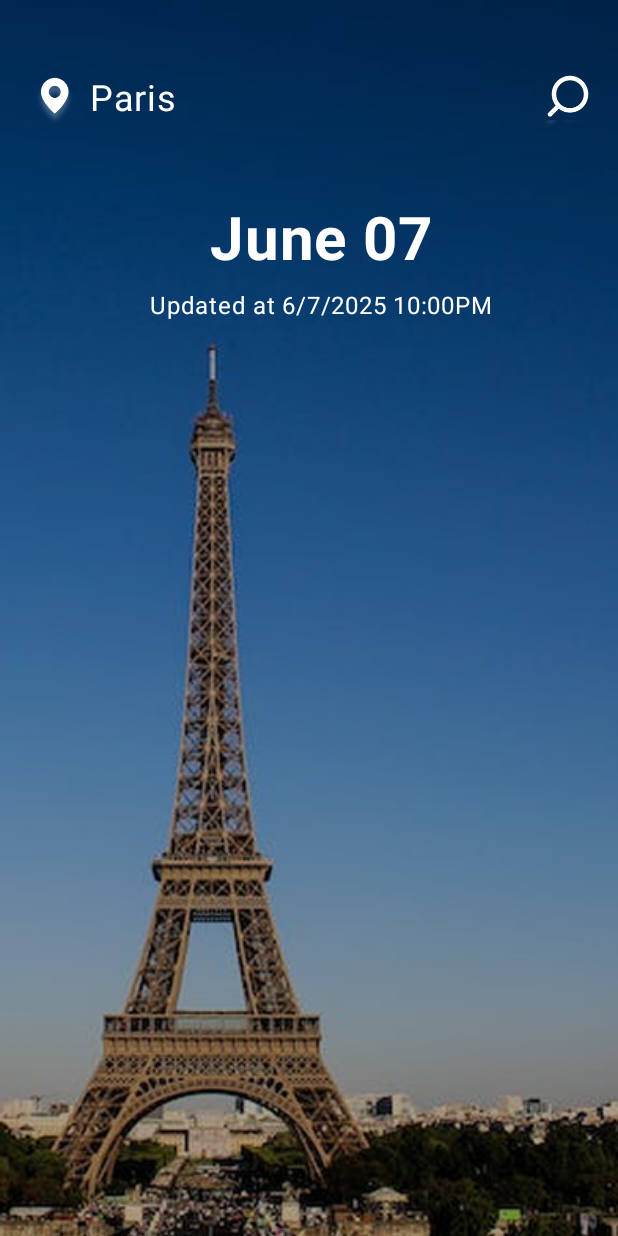
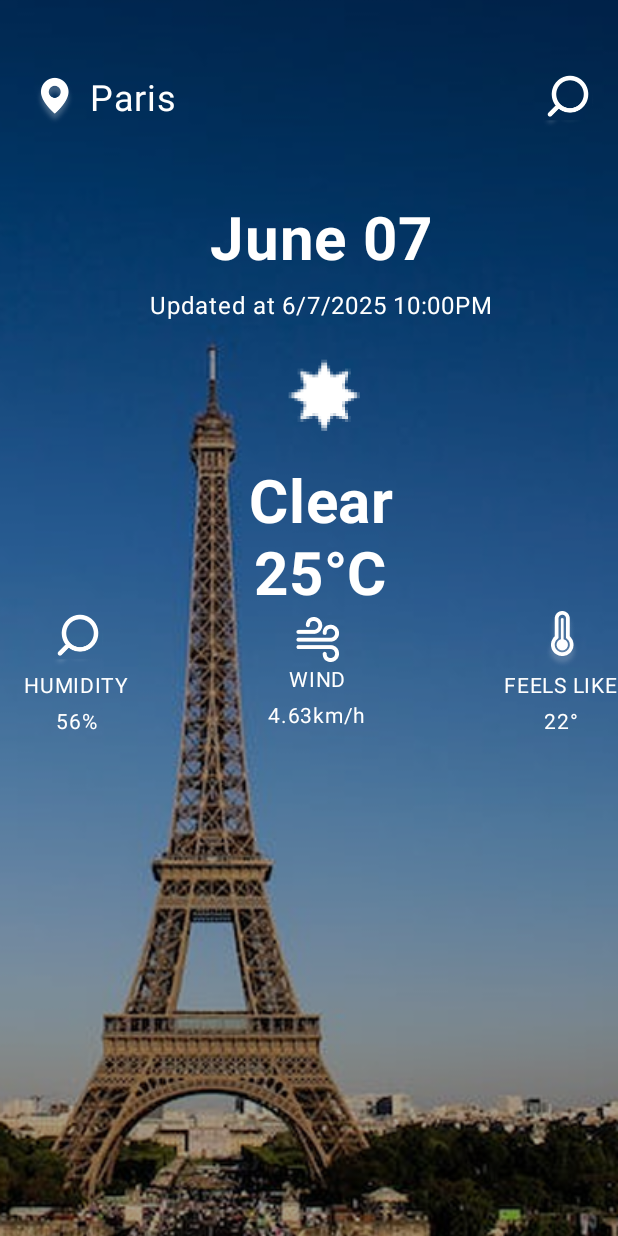
Before and after one commit to ali72-20/check_weather, an Android app built with Jetpack Compose: the screen it shows after launch (MainActivity), on a phone screen of 412 x 824 dp. Run offline under Robolectric (Android 15) with nearby library versions, the phone set to English and light mode, and no system bars; our stand-ins replace Dagger/Hilt's generated code.

Commit message:
add: weather details Row add: app dimens

```diff
--- a/app/src/main/java/com/example/checkweather/MainActivity.kt
+++ b/app/src/main/java/com/example/checkweather/MainActivity.kt
@@ -1,15 +1,20 @@
 package com.example.checkweather
+
 import android.os.Bundle
 import androidx.activity.ComponentActivity
 import androidx.activity.compose.setContent
 import androidx.activity.enableEdgeToEdge
+import androidx.compose.foundation.background
+import androidx.compose.foundation.layout.Arrangement
 import androidx.compose.foundation.layout.Box
 import androidx.compose.foundation.layout.Column
 import androidx.compose.foundation.layout.Row
 import androidx.compose.foundation.layout.Spacer
 import androidx.compose.foundation.layout.fillMaxSize
+import androidx.compose.foundation.layout.fillMaxWidth
 import androidx.compose.foundation.layout.padding
 import androidx.compose.foundation.layout.wrapContentSize
+import androidx.compose.foundation.lazy.LazyRow
 import androidx.compose.material3.Icon
 import androidx.compose.material3.Scaffold
 import androidx.compose.material3.Text
@@ -57,7 +62,7 @@ fun HomeScreenBody(modifier: Modifier = Modifier) {
         modifier = Modifier
             .fillMaxSize()
             .paint(painterResource(R.drawable.city_view), contentScale = ContentScale.Crop)
-    )
+    ) {
         Column(
             modifier = Modifier
                 .fillMaxSize()
@@ -66,6 +71,8 @@ fun HomeScreenBody(modifier: Modifier = Modifier) {
         ) {
             LocationRowView()
             CurrentWeatherView(modifier)
+            WeatherDetailsRow()
+        }
     }
 }
 
@@ -92,10 +99,13 @@ fun LocationRowView() {
         )
     }
 }
+
 @Composable
 fun CurrentWeatherView(modifier: Modifier) {
     Column(
-        Modifier.fillMaxSize().padding(top = 48.dp),
+        Modifier
+            .fillMaxWidth()
+            .padding(top = 48.dp),
         horizontalAlignment = Alignment.CenterHorizontally,
     ) {
         Text(
@@ -112,9 +122,78 @@ fun CurrentWeatherView(modifier: Modifier) {
             color = Color.White,
             fontSize = 16.sp
         )
+        Icon(
+            painterResource(R.drawable.icon),
+            contentDescription = stringResource(R.string.temp_icon),
+            tint = White
+        )
+        Text(
+            text = "Clear",
+            color = White,
+            fontSize = 40.sp,
+            fontWeight = FontWeight.Bold
+        )
+        Text(
+            text = "25°C",
+            color = White,
+            fontSize = 40.sp,
+            fontWeight = FontWeight.Bold
+        )
+    }
+}
+
+@Composable
+fun WeatherDetailsRow() {
+    Row(
+        modifier = Modifier.fillMaxWidth(),
+        verticalAlignment = Alignment.CenterVertically,
+        horizontalArrangement = Arrangement.SpaceBetween
+    ) {
+        WeatherDetailsRowItem(R.drawable.search_icon, "HUMIDITY", "56%")
+        WeatherDetailsRowItem(R.drawable.group, "WIND", "4.63km/h")
+        WeatherDetailsRowItem(R.drawable.icon_feels_like, "FEELS LIKE", "22°")
+    }
+}
+
+@Composable
+fun WeatherDetailsRowItem(icon: Int, text: String, value: String) {
+    Column(
+        horizontalAlignment = Alignment.CenterHorizontally,
+        verticalArrangement = Arrangement.Center
+    ) {
+        Icon(painterResource(icon), contentDescription = "de", tint = White)
+        Text(
+            text = text,
+            color = White,
+            fontSize = 14.sp,
+        )
+        Text(
+            text = value,
+            color = White,
+            fontSize = 14.sp,
+        )
+    }
+}
+
+
+@Composable
+fun ForecastDaysView() {
+    Box(
+        modifier = Modifier
+            .fillMaxSize()
+            .background(Color.Gray)
+    ) {
+        LazyRow {
 
         }
     }
+}
+
+@Composable
+fun ForecastDayViewItem(day: String, temp: String, wind: String) {
+
+}
+
 @Preview(showBackground = true, showSystemUi = true)
 @Composable
 fun HomeScreenContentPreview() {
--- a/app/src/main/java/com/example/checkweather/SplashActivity.kt
+++ b/app/src/main/java/com/example/checkweather/SplashActivity.kt
@@ -11,7 +11,9 @@ import androidx.compose.ui.Modifier
 import androidx.compose.ui.tooling.preview.Preview
 import com.example.checkweather.ui.theme.CheckWeatherTheme
 import android.os.Handler
+import androidx.compose.foundation.background
 import androidx.compose.foundation.layout.Box
+import androidx.compose.material3.MaterialTheme
 import androidx.compose.ui.draw.paint
 import androidx.compose.ui.res.painterResource
 import dagger.hilt.android.AndroidEntryPoint
@@ -48,7 +50,7 @@ fun SplashActivityContent() {
             .fillMaxSize()
             .paint(
                 painterResource(R.drawable.splash_icon),
-            )
+            ).background(color = MaterialTheme.colorScheme.secondary)
     )
 }
 
--- /dev/null
+++ b/app/src/main/java/com/example/checkweather/core/AppTextStyles.kt
@@ -0,0 +1,5 @@
+package com.example.checkweather.core
+
+object AppTextStyles {
+
+}
--- /dev/null
+++ b/app/src/main/java/com/example/checkweather/core/Dimens.kt
@@ -0,0 +1,8 @@
+package com.example.checkweather.core
+import androidx.compose.ui.unit.dp
+
+object Dimens {
+    val PaddingLarge = 48.dp
+    val PaddingMedium = 24.dp
+    val PaddingSmall = 16.dp
+}
--- a/app/src/main/java/com/example/checkweather/ui/theme/Theme.kt
+++ b/app/src/main/java/com/example/checkweather/ui/theme/Theme.kt
@@ -18,9 +18,9 @@ private val DarkColorScheme = darkColorScheme(
 )
 
 private val LightColorScheme = lightColorScheme(
-    primary = Black,
-    secondary = Black,
-    tertiary = White
+    primary = Blue,
+    secondary = White,
+    tertiary = Black
 
     /* Other default colors to override
     background = Color(0xFFFFFBFE),
--- a/app/src/main/res/values/strings.xml
+++ b/app/src/main/res/values/strings.xml
@@ -4,4 +4,5 @@
     <string name="search_icon">Search Icon</string>
     <string name="paris">Paris</string>
     <string name="location_icon">Location Icon</string>
+    <string name="temp_icon">temp icon</string>
 </resources>
```
Also changed, not shown: app/src/main/res/drawable-hdpi/group.png (added), app/src/main/res/drawable-hdpi/icon.png (added), app/src/main/res/drawable-hdpi/icon_feels_like.png (added), app/src/main/res/drawable-xhdpi/group.png (added), app/src/main/res/drawable-xhdpi/icon.png (added), app/src/main/res/drawable-xhdpi/icon_feels_like.png (added), app/src/main/res/drawable-xxhdpi/group.png (added), app/src/main/res/drawable-xxhdpi/icon.png (added), app/src/main/res/drawable-xxhdpi/icon_feels_like.png (added), app/src/main/res/drawable-xxxhdpi/group.png (added), app/src/main/res/drawable-xxxhdpi/icon.png (added), app/src/main/res/drawable-xxxhdpi/icon_feels_like.png (added). Lines whose indentation alone changed are shown as unchanged.
